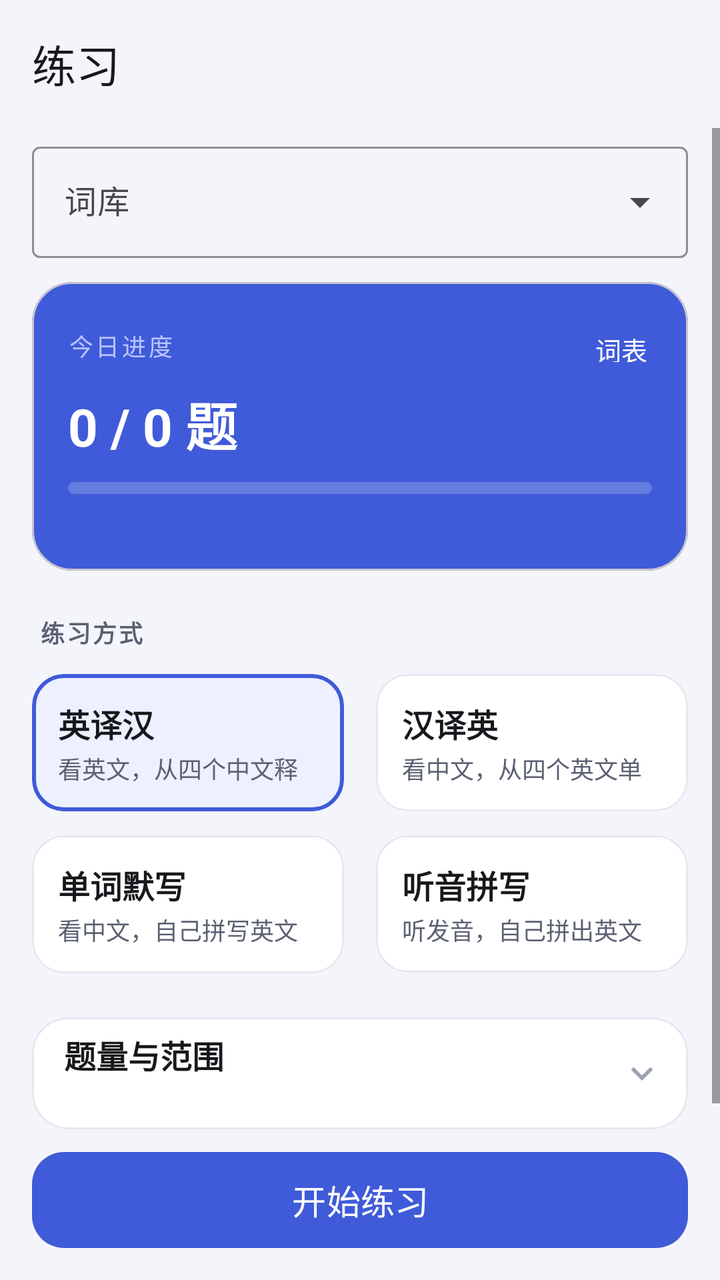
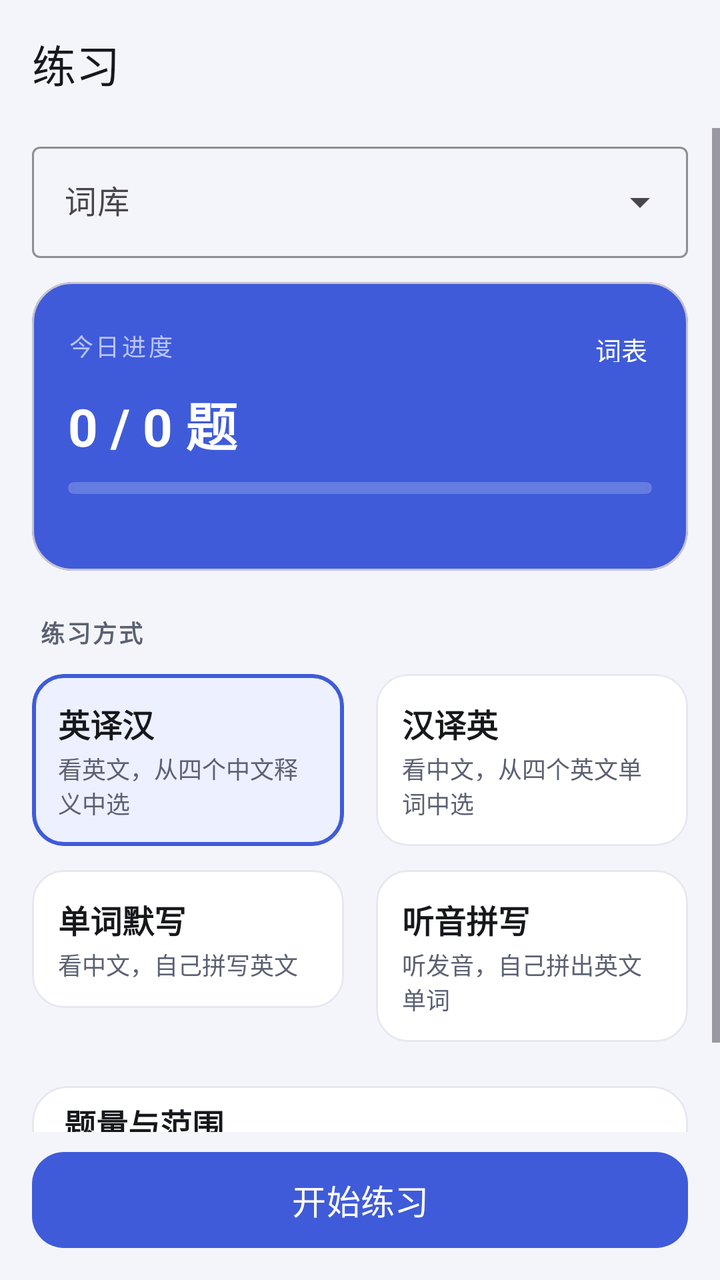

Before-and-after screenshots of an Android layout around one commit, followed by the original layout XML and the change that was made.
<!-- AndroidManifest.xml: application theme Theme.WordDrill -->
<!-- res/layout/fragment_practice.xml -->
<?xml version="1.0" encoding="utf-8"?>
<LinearLayout xmlns:android="http://schemas.android.com/apk/res/android"
    xmlns:app="http://schemas.android.com/apk/res-auto"
    android:id="@+id/root"
    android:layout_width="match_parent"
    android:layout_height="match_parent"
    android:background="@color/bg"
    android:focusableInTouchMode="true"
    android:orientation="vertical">

    <com.google.android.material.appbar.MaterialToolbar
        android:id="@+id/toolbar"
        style="@style/Toolbar.WordDrill"
        android:layout_width="match_parent"
        android:layout_height="?attr/actionBarSize"
        app:title="@string/tab_practice"
        app:titleTextAppearance="@style/TextAppearance.Material3.TitleLarge" />

    <ScrollView
        android:layout_width="match_parent"
        android:layout_height="0dp"
        android:layout_weight="1"
        android:clipToPadding="false"
        android:fillViewport="true">

        <LinearLayout
            android:layout_width="match_parent"
            android:layout_height="wrap_content"
            android:orientation="vertical"
            android:paddingStart="16dp"
            android:paddingTop="4dp"
            android:paddingEnd="16dp"
            android:paddingBottom="16dp">

            <com.google.android.material.textfield.TextInputLayout
                android:id="@+id/tilBook"
                style="@style/Widget.Material3.TextInputLayout.OutlinedBox.ExposedDropdownMenu"
                android:layout_width="match_parent"
                android:layout_height="wrap_content"
                android:hint="@string/label_book"
                app:boxStrokeColor="@color/brand">

                <com.google.android.material.textfield.MaterialAutoCompleteTextView
                    android:id="@+id/etBook"
                    android:layout_width="match_parent"
                    android:layout_height="wrap_content"
                    android:cursorVisible="false"
                    android:focusable="false"
                    android:focusableInTouchMode="false"
                    android:inputType="none"
                    android:textSize="16sp" />
            </com.google.android.material.textfield.TextInputLayout>

            <com.google.android.material.card.MaterialCardView
                android:id="@+id/cardProgress"
                android:layout_width="match_parent"
                android:layout_height="wrap_content"
                android:layout_marginTop="12dp"
                android:clickable="true"
                android:focusable="true"
                android:foreground="?attr/selectableItemBackground"
                app:cardBackgroundColor="@color/brand"
                app:cardCornerRadius="20dp"
                app:cardElevation="0dp">

                <LinearLayout
                    android:layout_width="match_parent"
                    android:layout_height="wrap_content"
                    android:orientation="vertical"
                    android:paddingStart="18dp"
                    android:paddingTop="14dp"
                    android:paddingEnd="10dp"
                    android:paddingBottom="14dp">

                    <LinearLayout
                        android:layout_width="match_parent"
                        android:layout_height="wrap_content"
                        android:gravity="center_vertical"
                        android:orientation="horizontal">

                        <TextView
                            android:layout_width="0dp"
                            android:layout_height="wrap_content"
                            android:layout_weight="1"
                            android:letterSpacing="0.1"
                            android:text="@string/report_today"
                            android:textColor="#B9C4FF"
                            android:textSize="12sp" />

                        <com.google.android.material.button.MaterialButton
                            android:id="@+id/btnOpenList"
                            style="@style/Widget.Material3.Button.TextButton"
                            android:layout_width="wrap_content"
                            android:layout_height="36dp"
                            android:minWidth="0dp"
                            android:paddingStart="10dp"
                            android:paddingEnd="10dp"
                            android:text="@string/label_word_list"
                            android:textColor="@color/white"
                            android:textSize="13sp" />
                    </LinearLayout>

                    <TextView
                        android:id="@+id/tvHeroTitle"
                        style="@style/Text.Hero"
                        android:layout_width="wrap_content"
                        android:layout_height="wrap_content"
                        android:layout_marginTop="2dp"
                        android:text="0 / 0 题" />

                    <com.google.android.material.progressindicator.LinearProgressIndicator
                        android:id="@+id/pbHero"
                        android:layout_width="match_parent"
                        android:layout_height="wrap_content"
                        android:layout_marginTop="10dp"
                        android:layout_marginEnd="8dp"
                        android:max="100"
                        app:indicatorColor="@color/white"
                        app:trackColor="#33FFFFFF"
                        app:trackCornerRadius="3dp"
                        app:trackStopIndicatorSize="0dp"
                        app:trackThickness="6dp" />

                    <TextView
                        android:id="@+id/tvHeroSub"
                        android:layout_width="match_parent"
                        android:layout_height="wrap_content"
                        android:layout_marginTop="8dp"
                        android:layout_marginEnd="8dp"
                        android:textColor="#B9C4FF"
                        android:textSize="12sp" />
                </LinearLayout>
            </com.google.android.material.card.MaterialCardView>

            <com.google.android.material.button.MaterialButton
                android:id="@+id/btnReviewNow"
                style="@style/Widget.Material3.Button.TonalButton"
                android:layout_width="match_parent"
                android:layout_height="48dp"
                android:layout_marginTop="10dp"
                android:text="@string/action_review"
                android:textSize="14sp"
                android:visibility="gone"
                app:cornerRadius="14dp" />

            <TextView
                style="@style/Text.SectionLabel"
                android:layout_width="wrap_content"
                android:layout_height="wrap_content"
                android:layout_marginTop="22dp"
                android:layout_marginStart="4dp"
                android:text="@string/label_mode" />

            <LinearLayout
                android:layout_width="match_parent"
                android:layout_height="wrap_content"
                android:layout_marginTop="12dp"
                android:baselineAligned="false"
                android:orientation="horizontal">

                <com.google.android.material.card.MaterialCardView
                    android:id="@+id/cardEnZh"
                    android:layout_width="0dp"
                    android:layout_height="wrap_content"
                    android:layout_marginEnd="8dp"
                    android:layout_weight="1"
                    android:clickable="true"
                    android:focusable="true"
                    android:foreground="?attr/selectableItemBackground"
                    app:cardBackgroundColor="@color/brand_soft"
                    app:cardCornerRadius="16dp"
                    app:cardElevation="0dp"
                    app:strokeColor="@color/brand"
                    app:strokeWidth="2dp">

                    <LinearLayout
                        android:layout_width="match_parent"
                        android:layout_height="wrap_content"
                        android:orientation="vertical"
                        android:padding="13dp">

                        <TextView
                            style="@style/Text.CardTitle"
                            android:layout_width="wrap_content"
                            android:layout_height="wrap_content"
                            android:text="@string/mode_en_zh" />

                        <TextView
                            style="@style/Text.CardSubtitle"
                            android:layout_width="match_parent"
                            android:layout_height="wrap_content"
                            android:layout_marginTop="2dp"
                            android:maxLines="1"
                            android:text="@string/mode_en_zh_desc" />
                    </LinearLayout>
                </com.google.android.material.card.MaterialCardView>

                <com.google.android.material.card.MaterialCardView
                    android:id="@+id/cardZhEn"
                    android:layout_width="0dp"
                    android:layout_height="wrap_content"
                    android:layout_marginStart="8dp"
                    android:layout_weight="1"
                    android:clickable="true"
                    android:focusable="true"
                    android:foreground="?attr/selectableItemBackground"
                    app:cardBackgroundColor="@color/surface"
                    app:cardCornerRadius="16dp"
                    app:cardElevation="0dp"
                    app:strokeColor="@color/divider"
                    app:strokeWidth="1dp">

                    <LinearLayout
                        android:layout_width="match_parent"
                        android:layout_height="wrap_content"
                        android:orientation="vertical"
                        android:padding="13dp">

                        <TextView
                            style="@style/Text.CardTitle"
                            android:layout_width="wrap_content"
                            android:layout_height="wrap_content"
                            android:text="@string/mode_zh_en" />

                        <TextView
                            style="@style/Text.CardSubtitle"
                            android:layout_width="match_parent"
                            android:layout_height="wrap_content"
                            android:layout_marginTop="2dp"
                            android:maxLines="1"
                            android:text="@string/mode_zh_en_desc" />
                    </LinearLayout>
                </com.google.android.material.card.MaterialCardView>
            </LinearLayout>

            <LinearLayout
                android:layout_width="match_parent"
                android:layout_height="wrap_content"
                android:layout_marginTop="12dp"
                android:baselineAligned="false"
                android:orientation="horizontal">

                <com.google.android.material.card.MaterialCardView
                    android:id="@+id/cardSpell"
                    android:layout_width="0dp"
                    android:layout_height="wrap_content"
                    android:layout_marginEnd="8dp"
                    android:layout_weight="1"
                    android:clickable="true"
                    android:focusable="true"
                    android:foreground="?attr/selectableItemBackground"
                    app:cardBackgroundColor="@color/surface"
                    app:cardCornerRadius="16dp"
                    app:cardElevation="0dp"
                    app:strokeColor="@color/divider"
                    app:strokeWidth="1dp">

                    <LinearLayout
                        android:layout_width="match_parent"
                        android:layout_height="wrap_content"
                        android:orientation="vertical"
                        android:padding="13dp">

                        <TextView
                            style="@style/Text.CardTitle"
                            android:layout_width="wrap_content"
                            android:layout_height="wrap_content"
                            android:text="@string/mode_spell" />

                        <TextView
                            style="@style/Text.CardSubtitle"
                            android:layout_width="match_parent"
                            android:layout_height="wrap_content"
                            android:layout_marginTop="2dp"
                            android:maxLines="1"
                            android:text="@string/mode_spell_desc" />
                    </LinearLayout>
                </com.google.android.material.card.MaterialCardView>

                <com.google.android.material.card.MaterialCardView
                    android:id="@+id/cardListen"
                    android:layout_width="0dp"
                    android:layout_height="wrap_content"
                    android:layout_marginStart="8dp"
                    android:layout_weight="1"
                    android:clickable="true"
                    android:focusable="true"
                    android:foreground="?attr/selectableItemBackground"
                    app:cardBackgroundColor="@color/surface"
                    app:cardCornerRadius="16dp"
                    app:cardElevation="0dp"
                    app:strokeColor="@color/divider"
                    app:strokeWidth="1dp">

                    <LinearLayout
                        android:layout_width="match_parent"
                        android:layout_height="wrap_content"
                        android:orientation="vertical"
                        android:padding="13dp">

                        <TextView
                            style="@style/Text.CardTitle"
                            android:layout_width="wrap_content"
                            android:layout_height="wrap_content"
                            android:text="@string/mode_listen" />

                        <TextView
                            style="@style/Text.CardSubtitle"
                            android:layout_width="match_parent"
                            android:layout_height="wrap_content"
                            android:layout_marginTop="2dp"
                            android:maxLines="1"
                            android:text="@string/mode_listen_desc" />
                    </LinearLayout>
                </com.google.android.material.card.MaterialCardView>
            </LinearLayout>

            <com.google.android.material.card.MaterialCardView
                android:layout_width="match_parent"
                android:layout_height="wrap_content"
                android:layout_marginTop="22dp"
                app:cardBackgroundColor="@color/surface"
                app:cardCornerRadius="18dp"
                app:cardElevation="0dp"
                app:strokeColor="@color/divider"
                app:strokeWidth="1dp">

                <LinearLayout
                    android:layout_width="match_parent"
                    android:layout_height="wrap_content"
                    android:orientation="vertical">

                    <LinearLayout
                        android:id="@+id/rowSettings"
                        android:layout_width="match_parent"
                        android:layout_height="wrap_content"
                        android:background="?attr/selectableItemBackground"
                        android:clickable="true"
                        android:focusable="true"
                        android:gravity="center_vertical"
                        android:minHeight="56dp"
                        android:orientation="horizontal"
                        android:paddingStart="16dp"
                        android:paddingEnd="12dp">

                        <LinearLayout
                            android:layout_width="0dp"
                            android:layout_height="wrap_content"
                            android:layout_weight="1"
                            android:orientation="vertical">

                            <TextView
                                style="@style/Text.CardTitle"
                                android:layout_width="wrap_content"
                                android:layout_height="wrap_content"
                                android:text="@string/label_count_range" />

                            <TextView
                                android:id="@+id/tvSettingsSummary"
                                android:layout_width="wrap_content"
                                android:layout_height="wrap_content"
                                android:layout_marginTop="2dp"
                                android:textColor="@color/text_hint"
                                android:textSize="12sp" />
                        </LinearLayout>

                        <ImageView
                            android:id="@+id/ivExpand"
                            android:layout_width="22dp"
                            android:layout_height="22dp"
                            android:contentDescription="@null"
                            android:rotation="90"
                            android:src="@drawable/ic_chevron_right"
                            app:tint="@color/text_hint" />
                    </LinearLayout>

                    <LinearLayout
                        android:id="@+id/settingsBody"
                        android:layout_width="match_parent"
                        android:layout_height="wrap_content"
                        android:orientation="vertical"
                        android:paddingStart="16dp"
                        android:paddingEnd="16dp"
                        android:paddingBottom="16dp"
                        android:visibility="gone">

                        <View
                            android:layout_width="match_parent"
                            android:layout_height="1dp"
                            android:layout_marginBottom="14dp"
                            android:background="@color/divider" />

                        <LinearLayout
                            android:layout_width="match_parent"
                            android:layout_height="wrap_content"
                            android:gravity="center_vertical"
                            android:orientation="horizontal">

                            <TextView
                                android:layout_width="0dp"
                                android:layout_height="wrap_content"
                                android:layout_weight="1"
                                android:text="@string/label_count"
                                android:textColor="@color/text_primary"
                                android:textSize="14sp" />

                            <com.google.android.material.textfield.TextInputLayout
                                android:id="@+id/tilCount"
                                style="@style/Widget.Material3.TextInputLayout.OutlinedBox"
                                android:layout_width="96dp"
                                android:layout_height="wrap_content"
                                app:boxStrokeColor="@color/brand">

                                <com.google.android.material.textfield.TextInputEditText
                                    android:id="@+id/etCount"
                                    android:layout_width="match_parent"
                                    android:layout_height="wrap_content"
                                    android:gravity="center"
                                    android:imeOptions="actionDone"
                                    android:inputType="number"
                                    android:maxLength="3"
                                    android:text="20"
                                    android:textSize="16sp" />
                            </com.google.android.material.textfield.TextInputLayout>
                        </LinearLayout>

                        <TextView
                            android:id="@+id/tvRangeHint"
                            android:layout_width="match_parent"
                            android:layout_height="wrap_content"
                            android:layout_marginTop="14dp"
                            android:text="@string/label_range"
                            android:textColor="@color/text_primary"
                            android:textSize="14sp" />

                        <TextView
                            android:id="@+id/tvRangeSub"
                            android:layout_width="wrap_content"
                            android:layout_height="wrap_content"
                            android:layout_marginTop="2dp"
                            android:textColor="@color/text_hint"
                            android:textSize="12sp" />

                        <LinearLayout
                            android:layout_width="match_parent"
                            android:layout_height="wrap_content"
                            android:layout_marginTop="8dp"
                            android:baselineAligned="false"
                            android:orientation="horizontal">

                            <com.google.android.material.textfield.TextInputLayout
                                style="@style/Widget.Material3.TextInputLayout.OutlinedBox"
                                android:layout_width="0dp"
                                android:layout_height="wrap_content"
                                android:layout_marginEnd="8dp"
                                android:layout_weight="1"
                                android:hint="@string/range_start">

                                <com.google.android.material.textfield.TextInputEditText
                                    android:id="@+id/etStart"
                                    android:layout_width="match_parent"
                                    android:layout_height="wrap_content"
                                    android:imeOptions="actionNext"
                                    android:inputType="number"
                                    android:maxLength="5"
                                    android:textSize="16sp" />
                            </com.google.android.material.textfield.TextInputLayout>

                            <com.google.android.material.textfield.TextInputLayout
                                style="@style/Widget.Material3.TextInputLayout.OutlinedBox"
                                android:layout_width="0dp"
                                android:layout_height="wrap_content"
                                android:layout_weight="1"
                                android:hint="@string/range_end">

                                <com.google.android.material.textfield.TextInputEditText
                                    android:id="@+id/etEnd"
                                    android:layout_width="match_parent"
                                    android:layout_height="wrap_content"
                                    android:imeOptions="actionDone"
                                    android:inputType="number"
                                    android:maxLength="5"
                                    android:textSize="16sp" />
                            </com.google.android.material.textfield.TextInputLayout>
                        </LinearLayout>

                        <com.google.android.material.checkbox.MaterialCheckBox
                            android:id="@+id/cbAllowRepeat"
                            android:layout_width="match_parent"
                            android:layout_height="wrap_content"
                            android:layout_marginTop="10dp"
                            android:minHeight="48dp"
                            android:text="@string/allow_repeat"
                            android:textSize="14sp" />
                    </LinearLayout>
                </LinearLayout>
            </com.google.android.material.card.MaterialCardView>
        </LinearLayout>
    </ScrollView>

    <com.google.android.material.button.MaterialButton
        android:id="@+id/btnStart"
        android:layout_width="match_parent"
        android:layout_height="56dp"
        android:layout_marginStart="16dp"
        android:layout_marginTop="6dp"
        android:layout_marginEnd="16dp"
        android:layout_marginBottom="12dp"
        android:text="@string/start_practice"
        android:textSize="17sp"
        app:cornerRadius="16dp" />
</LinearLayout>
<!-- resources referenced by this layout -->
<resources>
  <color name="bg">#F4F5FA</color>
  <color name="brand">#3F5BD9</color>
  <color name="brand_soft">#ECF0FF</color>
  <color name="divider">#E6E8F0</color>
  <color name="surface">#FFFFFF</color>
  <color name="text_hint">#9AA0B0</color>
  <color name="text_primary">#17181C</color>
  <color name="white">#FFFFFF</color>
  <!-- drawable ic_chevron_right (drawable) -->
  <?xml version="1.0" encoding="utf-8"?>
  <vector xmlns:android="http://schemas.android.com/apk/res/android"
      android:width="24dp"
      android:height="24dp"
      android:viewportWidth="24"
      android:viewportHeight="24">
      <path
          android:fillColor="#FFFFFF"
          android:pathData="M10,6L8.59,7.41 13.17,12l-4.58,4.59L10,18l6,-6z" />
  </vector>
  <string name="action_review">复习今日到期的单词</string>
  <string name="allow_repeat">允许重复抽到已练过的单词</string>
  <string name="label_book">词库</string>
  <string name="label_count">每次题量</string>
  <string name="label_count_range">题量与范围</string>
  <string name="label_mode">练习方式</string>
  <string name="label_range">练习范围（词库索引）</string>
  <string name="label_word_list">词表</string>
  <string name="mode_en_zh">英译汉</string>
  <string name="mode_en_zh_desc">看英文，从四个中文释义中选</string>
  <string name="mode_listen">听音拼写</string>
  <string name="mode_listen_desc">听发音，自己拼出英文单词</string>
  <string name="mode_spell">单词默写</string>
  <string name="mode_spell_desc">看中文，自己拼写英文</string>
  <string name="mode_zh_en">汉译英</string>
  <string name="mode_zh_en_desc">看中文，从四个英文单词中选</string>
  <string name="range_end">结束</string>
  <string name="range_start">起始</string>
  <string name="report_today">今日进度</string>
  <string name="start_practice">开始练习</string>
  <string name="tab_practice">练习</string>
  <style name="Text.CardSubtitle" parent="">
          <item name="android:textSize">12sp</item>
          <item name="android:textColor">@color/text_secondary</item>
      </style>
  <style name="Text.CardTitle" parent="">
          <item name="android:textSize">16sp</item>
          <item name="android:textColor">@color/text_primary</item>
          <item name="android:textStyle">bold</item>
      </style>
  <style name="Text.Hero" parent="">
          <item name="android:textSize">26sp</item>
          <item name="android:textColor">@color/white</item>
          <item name="android:textStyle">bold</item>
      </style>
  <style name="Text.SectionLabel" parent="">
          <item name="android:textSize">12sp</item>
          <item name="android:textColor">@color/text_secondary</item>
          <item name="android:letterSpacing">0.08</item>
          <item name="android:textStyle">bold</item>
      </style>
  <style name="Toolbar.WordDrill" parent="Widget.Material3.Toolbar">
          <item name="android:background">@color/bg</item>
          <item name="titleTextColor">@color/text_primary</item>
          <item name="subtitleTextColor">@color/text_secondary</item>
          <item name="navigationIconTint">@color/text_primary</item>
      </style>
  <style name="Theme.WordDrill" parent="Theme.Material3.DayNight.NoActionBar">
          <item name="colorPrimary">@color/brand</item>
          <item name="colorOnPrimary">@color/white</item>
          <item name="colorPrimaryContainer">@color/brand_container</item>
          <item name="colorOnPrimaryContainer">@color/brand_dark</item>
          <item name="colorSecondary">@color/accent</item>
          <item name="colorSurface">@color/surface</item>
          <item name="android:colorBackground">@color/bg</item>
          <item name="android:windowBackground">@color/bg</item>
          <item name="android:statusBarColor">@color/bg</item>
          <item name="android:navigationBarColor">@color/bg</item>
          <item name="android:windowLightStatusBar">@bool/light_status_bar</item>
      </style>
  <color name="text_secondary">#5B6172</color>
  <color name="brand_container">#E4E9FF</color>
  <color name="brand_dark">#1D2B6B</color>
  <color name="accent">#F2A03D</color>
</resources>

<!-- the commit's change to res/layout/fragment_practice.xml (unified diff, before → after) -->
@@ -190,7 +190,7 @@
                             android:layout_width="match_parent"
                             android:layout_height="wrap_content"
                             android:layout_marginTop="2dp"
-                            android:maxLines="1"
+                            android:maxLines="2"
                             android:text="@string/mode_en_zh_desc" />
                     </LinearLayout>
                 </com.google.android.material.card.MaterialCardView>
@@ -227,7 +227,7 @@
                             android:layout_width="match_parent"
                             android:layout_height="wrap_content"
                             android:layout_marginTop="2dp"
-                            android:maxLines="1"
+                            android:maxLines="2"
                             android:text="@string/mode_zh_en_desc" />
                     </LinearLayout>
                 </com.google.android.material.card.MaterialCardView>
@@ -272,7 +272,7 @@
                             android:layout_width="match_parent"
                             android:layout_height="wrap_content"
                             android:layout_marginTop="2dp"
-                            android:maxLines="1"
+                            android:maxLines="2"
                             android:text="@string/mode_spell_desc" />
                     </LinearLayout>
                 </com.google.android.material.card.MaterialCardView>
@@ -309,7 +309,7 @@
                             android:layout_width="match_parent"
                             android:layout_height="wrap_content"
                             android:layout_marginTop="2dp"
-                            android:maxLines="1"
+                            android:maxLines="2"
                             android:text="@string/mode_listen_desc" />
                     </LinearLayout>
                 </com.google.android.material.card.MaterialCardView>
